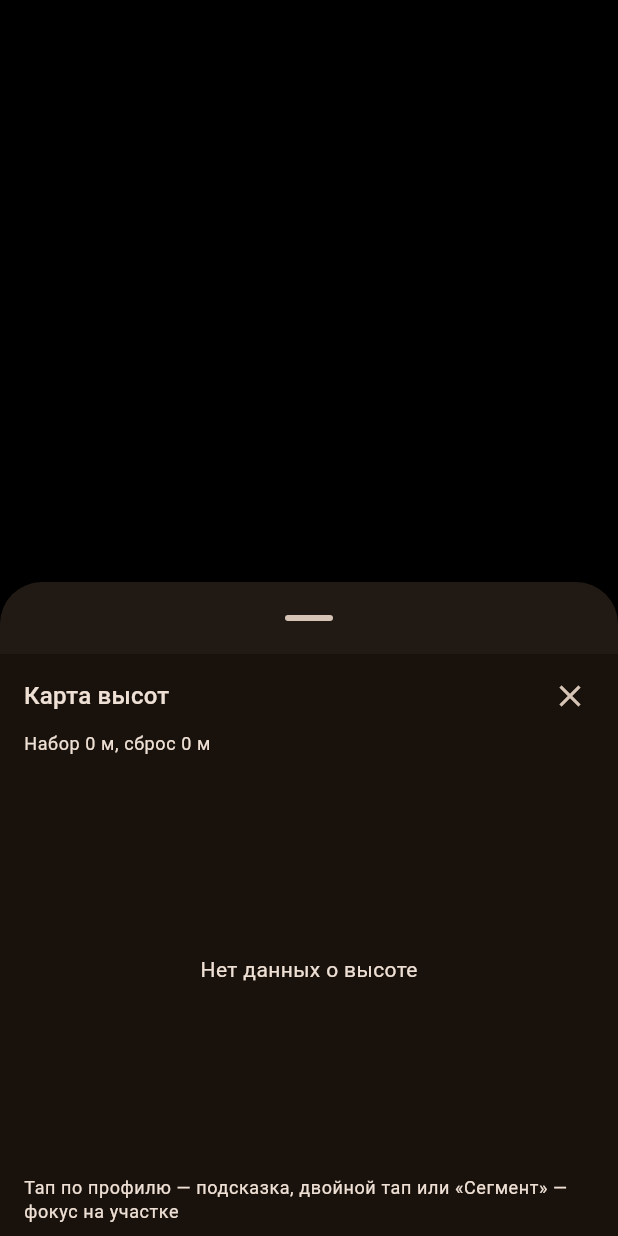
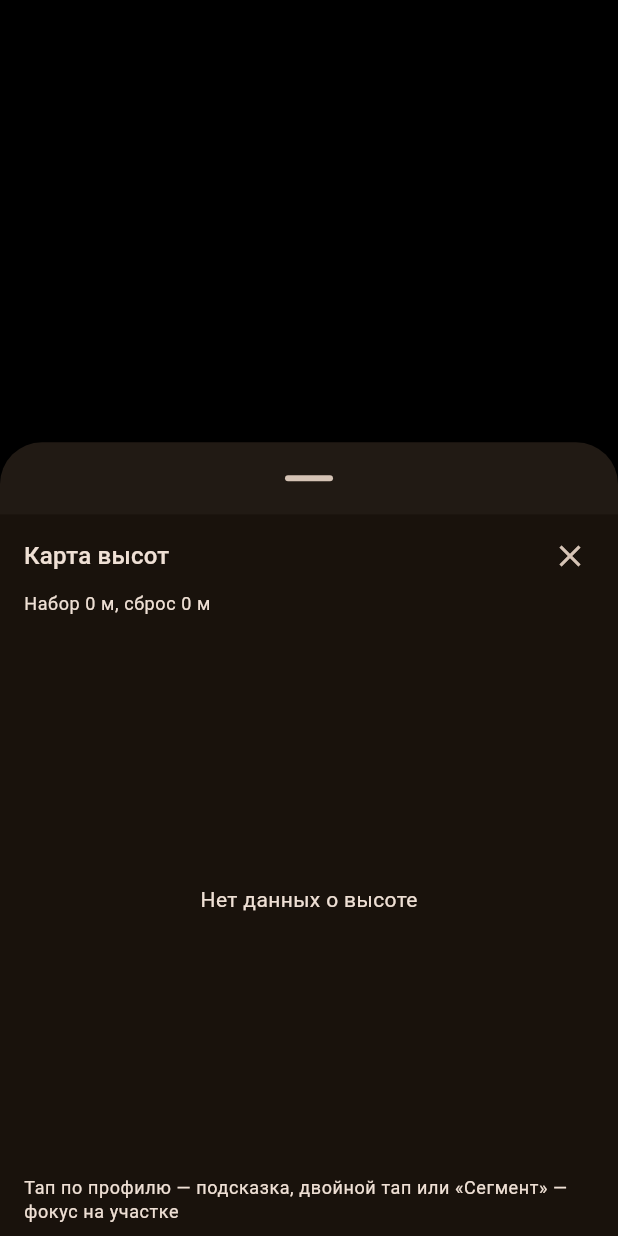
Before and after one commit to reddragondisciple/uRunCalc, a Flutter app: what showElevationChart() shows on an empty page, opened directly with empty values, on a phone screen of 412 x 824 dp. Run offline on Flutter 3.47's test engine with Material 3 defaults, Android fonts, the phone set to English and light mode, and no system bars; our stand-ins replace pdf, printing, shared_preferences; missing offline and left inert: file_selector, tiff; accounts and stored records are empty.

Commit message:
Pace: покрытие в подсказке, легенде и встроенной полосе
Тап по точке карты высот теперь показывает тип покрытия. Под набором и
сбросом появилась расшифровка долей покрытия по длине трека с цветными
маркерами; окно карты стало выше (0.62 экрана). Встроенная полоса под
таблицей получает те же слои покрытия и увеличена до 112 px.

При сбое OSM, растра или погоды в предупреждение и logcat попадает
короткая причина ошибки, чтобы на устройстве отличить таймаут от
HTTP-кода или TLS-сбоя.

```diff
--- a/lib/core/app_strings.dart
+++ b/lib/core/app_strings.dart
@@ -204,7 +204,8 @@ class AppStrings {
     required String km,
     required String ele,
     required String grade,
-  }) => '$km км · $ele м · $grade';
+    String? surface,
+  }) => '$km км · $ele м · $grade${surface == null ? '' : ' · $surface'}';
 
   static String elevationChartSegment({
     required String ascent,
--- a/lib/features/pace/elevation_chart_view.dart
+++ b/lib/features/pace/elevation_chart_view.dart
@@ -38,6 +38,59 @@ double distanceGridStep(double rangeKm) {
   if (rangeKm <= 60) return 5;
   if (rangeKm <= 120) return 10;
   return 20;
+}
+
+/// Подпись типа покрытия для легенды и подсказки.
+String surfaceTypeLabel(SurfaceType type) => switch (type) {
+  SurfaceType.asphalt => 'Асфальт',
+  SurfaceType.concrete => 'Бетон',
+  SurfaceType.pavingStones => 'Плитка',
+  SurfaceType.compacted => 'Укатанный грунт',
+  SurfaceType.dirt => 'Грунт',
+  SurfaceType.ground => 'Земля',
+  SurfaceType.grass => 'Трава',
+  SurfaceType.sand => 'Песок',
+  SurfaceType.mud => 'Грязь',
+  SurfaceType.snowPacked => 'Укатанный снег',
+  SurfaceType.snowDeep => 'Глубокий снег',
+  SurfaceType.unknown => 'Неизвестно',
+};
+
+/// Процент покрытия: целые, а для мелких долей — «<1%».
+String formatSurfacePercent(double percent) {
+  if (percent <= 0) return '0%';
+  if (percent < 1) return '<1%';
+  return '${percent.round()}%';
+}
+
+/// Доля одного типа покрытия в длине трека.
+class SurfaceShare {
+  const SurfaceShare({required this.type, required this.percent});
+
+  final SurfaceType type;
+  final double percent;
+}
+
+/// Доли типов покрытия по длине трека, от большей к меньшей.
+///
+/// Считаем по длине участков, а не по числу точек: короткая плитка в городе
+/// не должна раздувать свой процент. Пустые участки пропускаем.
+List<SurfaceShare> surfaceShares(EnvironmentData? environment) {
+  if (environment == null || environment.surface.isEmpty) return const [];
+  final lengths = <SurfaceType, double>{};
+  var total = 0.0;
+  for (final run in environment.surface) {
+    final length = run.endM - run.startM;
+    if (length <= 0) continue;
+    lengths.update(run.type, (value) => value + length, ifAbsent: () => length);
+    total += length;
+  }
+  if (total <= 0) return const [];
+  final shares = [
+    for (final entry in lengths.entries)
+      SurfaceShare(type: entry.key, percent: entry.value / total * 100),
+  ]..sort((a, b) => b.percent.compareTo(a.percent));
+  return shares;
 }
 
 /// Цвет линии покрытия на графике. Легенды нет, цвет только различает типы.
@@ -421,7 +474,7 @@ Future<void> showElevationChart(
     showDragHandle: true,
     useSafeArea: true,
     builder: (_) => FractionallySizedBox(
-      heightFactor: 0.5,
+      heightFactor: 0.62,
       child: _ElevationChartScaffold(
         data: data,
         landscape: false,
@@ -528,6 +581,10 @@ class _ElevationChartScaffoldState extends State<_ElevationChartScaffold> {
     final touch = _touchKm == null
         ? null
         : nearestProfilePoint(data.profile, _touchKm!);
+    final touchRun = touch == null
+        ? null
+        : data.environment?.runAt(touch.km * 1000);
+    final shares = surfaceShares(data.environment);
 
     final content = Column(
       children: [
@@ -589,6 +646,40 @@ class _ElevationChartScaffoldState extends State<_ElevationChartScaffold> {
             ),
           ),
         ),
+        if (shares.isNotEmpty)
+          Padding(
+            padding: const EdgeInsets.fromLTRB(16, 4, 16, 0),
+            child: Align(
+              alignment: Alignment.centerLeft,
+              child: Wrap(
+                key: const ValueKey('elevation-chart-surface-legend'),
+                spacing: 12,
+                runSpacing: 2,
+                children: [
+                  for (final share in shares)
+                    Row(
+                      mainAxisSize: MainAxisSize.min,
+                      children: [
+                        Container(
+                          width: 8,
+                          height: 8,
+                          decoration: BoxDecoration(
+                            color: surfaceOverlayColor(share.type),
+                            borderRadius: BorderRadius.circular(2),
+                          ),
+                        ),
+                        const SizedBox(width: 4),
+                        Text(
+                          '${surfaceTypeLabel(share.type)} '
+                          '${formatSurfacePercent(share.percent)}',
+                          style: theme.textTheme.bodySmall,
+                        ),
+                      ],
+                    ),
+                ],
+              ),
+            ),
+          ),
         Expanded(
           child: Padding(
             padding: const EdgeInsets.fromLTRB(8, 8, 8, 4),
@@ -637,6 +728,9 @@ class _ElevationChartScaffoldState extends State<_ElevationChartScaffold> {
                   km: touch.km.toStringAsFixed(2),
                   ele: touch.eleM.round().toString(),
                   grade: '${(touch.gradeFraction * 100).toStringAsFixed(1)}%',
+                  surface: touchRun == null
+                      ? null
+                      : surfaceTypeLabel(touchRun.type),
                 ),
                 key: const ValueKey('elevation-chart-touch'),
               ),
--- a/lib/features/pace/pace_mountain_part.dart
+++ b/lib/features/pace/pace_mountain_part.dart
@@ -612,6 +612,7 @@ extension _PaceMountainPart on _PaceViewState {
                     fromKm: data.profile.first.km,
                     toKm: data.profile.last.km,
                     markers: data.markers,
+                    environment: _environmentData,
                   ),
                 )
               : Center(
--- a/lib/features/pace/pace_view.dart
+++ b/lib/features/pace/pace_view.dart
@@ -336,7 +336,7 @@ class _PaceViewState extends State<PaceView> with WidgetsBindingObserver {
   static const double _elevationRowHeight = 30;
 
   /// Высота встроенной полосы профиля в портрете, пикселей.
-  static const double _elevationStripHeight = 96;
+  static const double _elevationStripHeight = 112;
 
   /// Служебная клетка раскрытия в итоговом ряду высот, пикселей.
   static const double _elevationToggleWidth = 30;
```
Also changed, not shown: lib/features/pace/environment_service.dart (+37 -6 lines), 3 other files.
